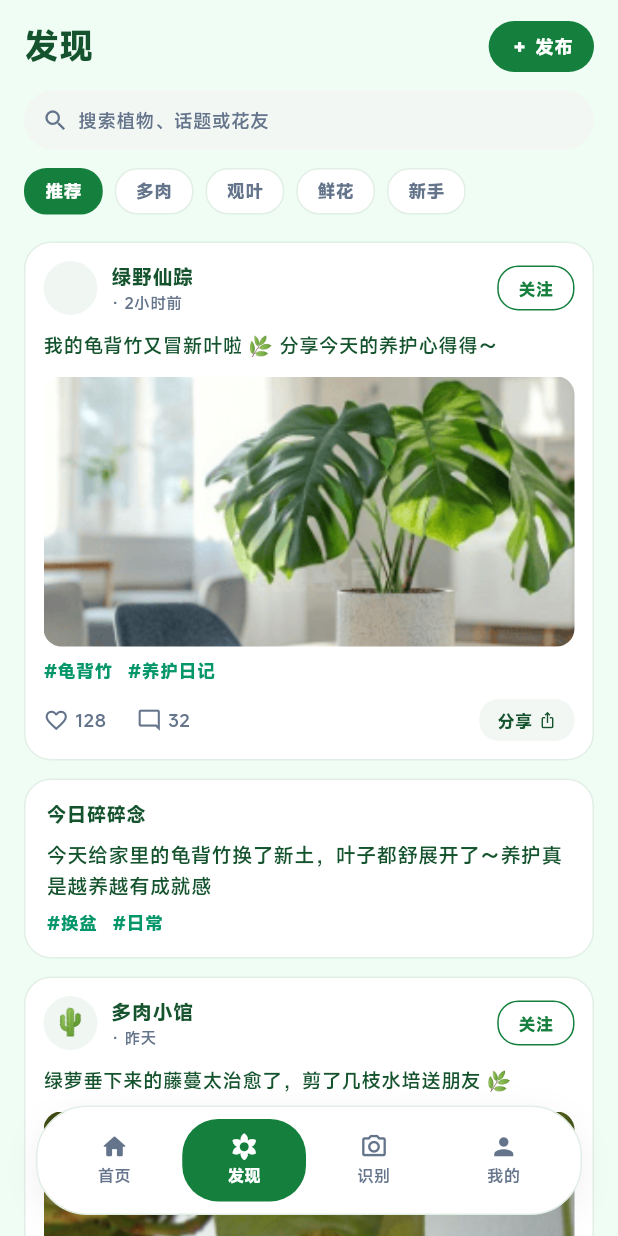
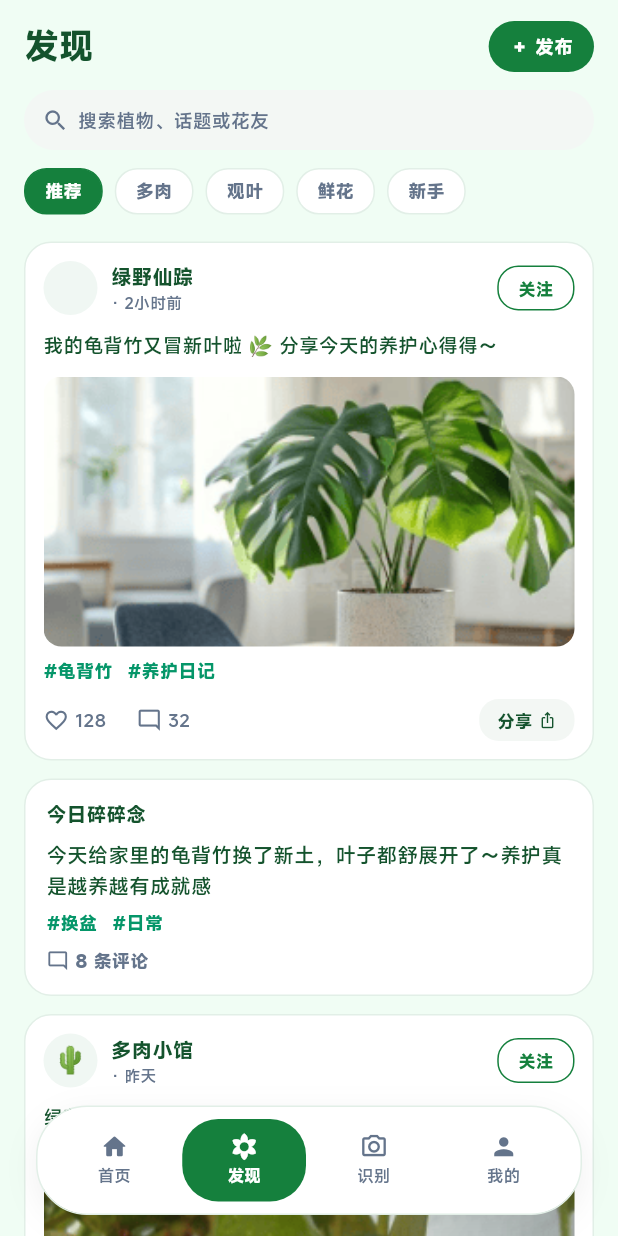
Before and after one commit to GeeksYe/plantcare, a Flutter app: the screen it shows after launch, item 2 of the bottom bar chosen, on a phone screen of 412 x 824 dp. Run offline on Flutter 3.47's test engine with Material 3 defaults, Android fonts, the phone set to English and light mode, and no system bars; our stand-ins replace image_picker, shared_preferences, video_player.

Commit message:
feat: 发现页动态支持评论——评论页+文本/表情包/颜文字输入，评论存本机

```diff
--- a/lib/screens/discover_screen.dart
+++ b/lib/screens/discover_screen.dart
@@ -7,6 +7,7 @@ import '../models.dart';
 import '../services/local_store.dart';
 import '../theme.dart';
 import '../widgets/common.dart';
+import 'comment_screen.dart';
 import 'publish_screen.dart';
 import 'video_play_screen.dart';
 
@@ -255,7 +256,19 @@ class _DiscoverScreenState extends State<DiscoverScreen> {
               },
             ),
             const SizedBox(width: 20),
-            _action(icon: Icons.mode_comment_outlined, color: AppColors.sub, label: '${post.comments}', onTap: () {}),
+            _action(
+              icon: Icons.mode_comment_outlined,
+              color: AppColors.sub,
+              label: '${post.comments + store.commentsOf(post.id).length}',
+              onTap: () async {
+                final changed = await Navigator.push<bool>(
+                  context,
+                  MaterialPageRoute(
+                      builder: (_) => CommentScreen(post: post)),
+                );
+                if (changed == true && mounted) setState(() {});
+              },
+            ),
             const Spacer(),
             GestureDetector(
               onTap: () => _openShare(),
@@ -424,6 +437,22 @@ class _DiscoverScreenState extends State<DiscoverScreen> {
             for (final t in post.tags)
               Text(t, style: const TextStyle(fontSize: 12, color: AppColors.emerald, fontWeight: FontWeight.w600)),
           ]),
+          const SizedBox(height: 8),
+          GestureDetector(
+            onTap: () async {
+              final changed = await Navigator.push<bool>(
+                context,
+                MaterialPageRoute(builder: (_) => CommentScreen(post: post)),
+              );
+              if (changed == true && mounted) setState(() {});
+            },
+            child: Row(children: [
+              const Icon(Icons.mode_comment_outlined, size: 15, color: AppColors.sub),
+              const SizedBox(width: 4),
+              Text('${post.comments + store.commentsOf(post.id).length} 条评论',
+                  style: const TextStyle(fontSize: 12, color: AppColors.sub, fontWeight: FontWeight.w600)),
+            ]),
+          ),
         ]),
       ),
     );
```
